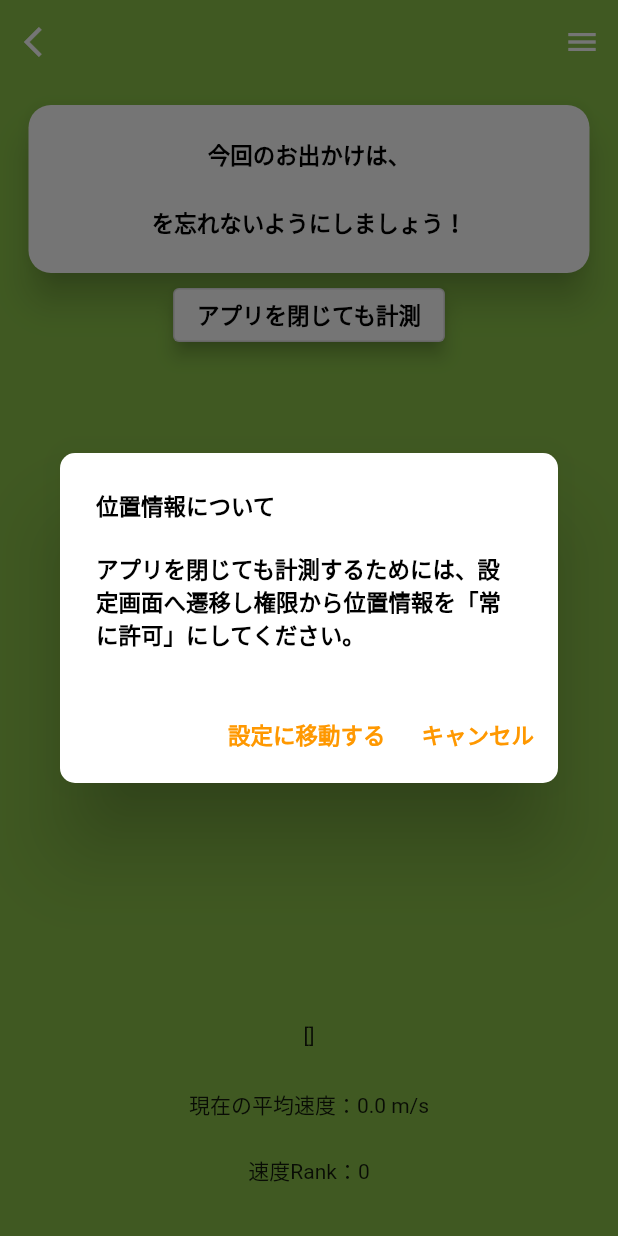
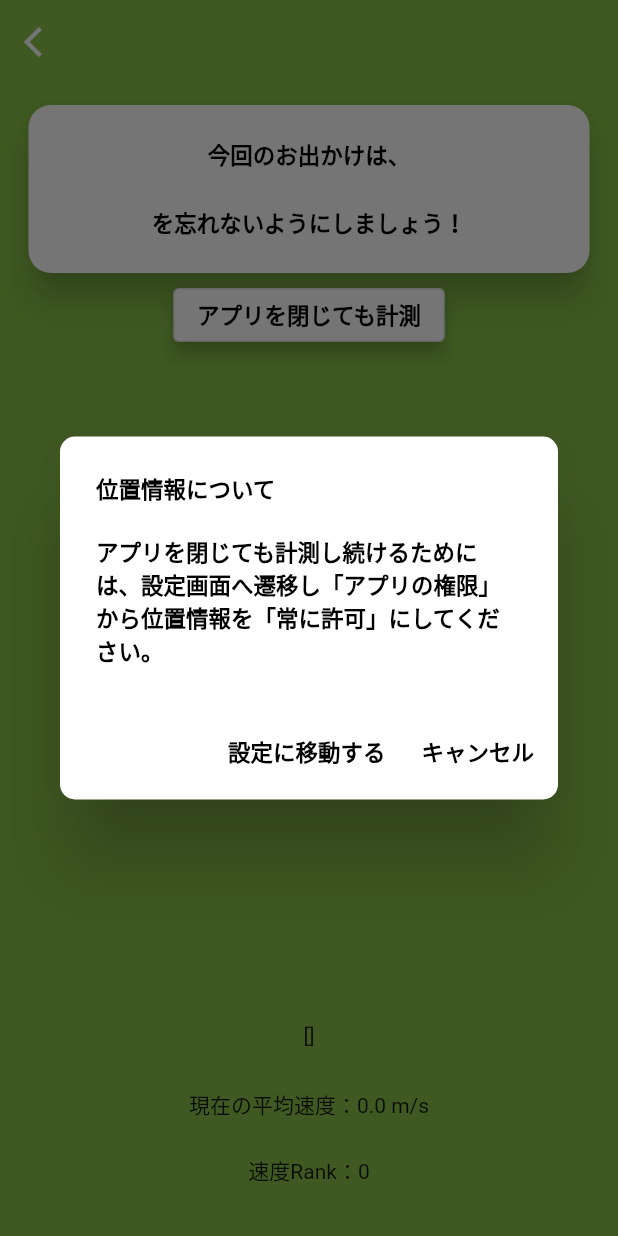
Before and after one commit to TaiyoMaruyama/FLutter-prevention-lost-item, a Flutter app: the LostItemLogPage screen opened directly with empty values, after a tap on "アプリを閉じても計測", on a phone screen of 412 x 824 dp. Run offline on Flutter 3.47's test engine with Material 2 defaults, Android fonts, the phone set to English and light mode, and no system bars; our stand-ins replace location, permission_handler; Roboto replaces fonts that are missing (NotoSerifJP Regular, NotoSerifJP-Regular.otf).

Commit message:
detail check.

```diff
--- a/lib/logPage/logPageBrain/diaogForLocationSetting.dart
+++ b/lib/logPage/logPageBrain/diaogForLocationSetting.dart
@@ -12,7 +12,7 @@ class locationSettingAlertDialog extends StatelessWidget {
         borderRadius: BorderRadius.circular(10.0),
       ),
       title: Text('位置情報について', style: customFont02),
-      content: Text('アプリを閉じても計測するためには、設定画面へ遷移し権限から位置情報を「常に許可」にしてください。',
+      content: Text('アプリを閉じても計測し続けるためには、設定画面へ遷移し「アプリの権限」から位置情報を「常に許可」にしてください。',
           style: customFont02),
       actions: [
         TextButton(
@@ -20,12 +20,12 @@ class locationSettingAlertDialog extends StatelessWidget {
               openAppSettings();
               Navigator.of(context).pop();
             },
-            child: Text('設定に移動する', style: customFont03)),
+            child: Text('設定に移動する', style: customFont02)),
         TextButton(
             onPressed: () {
               Navigator.of(context).pop();
             },
-            child: Text('キャンセル', style: customFont03)),
+            child: Text('キャンセル', style: customFont02)),
       ],
     );
   }
--- a/lib/logPage/lostLog.dart
+++ b/lib/logPage/lostLog.dart
@@ -95,7 +95,7 @@ class _LostItemLogPageState extends State<LostItemLogPage> {
   }
 
   void judgeSpeedBrain(double speedAvg) {
-    if (speedAvg < 1.0) {
+    if (speedAvg < 1.5) {
       nowSpeedRank = 1;
       if (nowSpeedRank != beforeSpeedRank) {
         judge = false;
@@ -133,26 +133,6 @@ class _LostItemLogPageState extends State<LostItemLogPage> {
         ),
         backgroundColor: Colors.transparent,
         elevation: 0.0,
-      ),
-      endDrawer: Drawer(
-        child: ListView(
-          children: [
-            DrawerHeader(
-              child: Text('text'),
-              decoration: BoxDecoration(
-                color: Color(0xFF006400),
-              ),
-            ),
-            ListTile(
-              title: Text('Los Angeles'),
-              onTap: () {},
-            ),
-            ListTile(
-              title: Text('Honolulu'),
-              onTap: () {},
-            ),
-          ],
-        ),
       ),
       body: Container(
         margin: const EdgeInsets.symmetric(horizontal: 15.0, vertical: 10.0),
--- a/lib/tools/customFonts.dart
+++ b/lib/tools/customFonts.dart
@@ -14,13 +14,6 @@ TextStyle customFont02 = const TextStyle(
   color: Colors.black,
 );
 
-TextStyle customFont03 = const TextStyle(
-  fontFamily: 'NotoSerifJP Regular',
-  fontWeight: FontWeight.bold,
-  fontSize: 15,
-  color: Colors.orange,
-);
-
 TextStyle errorFont = const TextStyle(
   fontFamily: 'NotoSerifJP Regular',
   fontWeight: FontWeight.bold,
```
